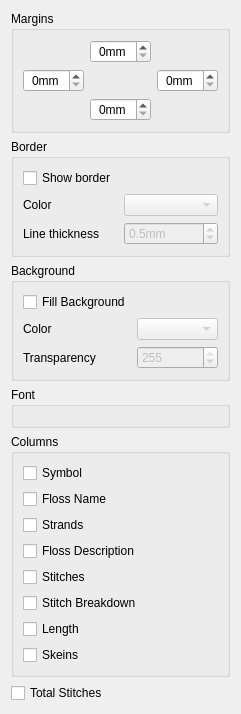
First picture: the form in ui/KeyElement.ui, repository KDE/kxstitch, before the edit.
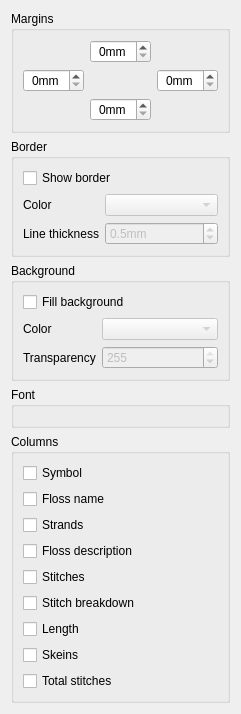
Second picture: the form after the edit. Custom widgets are drawn as their Qt base class.

Patch:
```diff
--- a/ui/KeyElement.ui
+++ b/ui/KeyElement.ui
@@ -7,13 +7,13 @@
     <x>0</x>
     <y>0</y>
     <width>237</width>
-    <height>689</height>
+    <height>650</height>
    </rect>
   </property>
   <property name="windowTitle">
    <string>Key Element Properties</string>
   </property>
-  <layout class="QVBoxLayout" name="verticalLayout_2">
+  <layout class="QVBoxLayout" name="verticalLayout">
    <item>
     <widget class="QGroupBox" name="groupBox_4">
      <property name="title">
@@ -157,36 +157,38 @@
      <property name="title">
       <string>Border</string>
      </property>
-     <layout class="QGridLayout" name="gridLayout">
-      <item row="0" column="0">
+     <layout class="QVBoxLayout" name="verticalLayout_4">
+      <item>
        <widget class="QCheckBox" name="ShowBorder">
         <property name="text">
          <string>Show border</string>
         </property>
        </widget>
       </item>
-      <item row="1" column="0">
+      <item>
+       <layout class="QFormLayout" name="formLayout_2">
+        <item row="0" column="0">
        <widget class="QLabel" name="label_2">
         <property name="text">
          <string comment="Label for color value">Color</string>
         </property>
        </widget>
       </item>
-      <item row="1" column="1">
+        <item row="0" column="1">
        <widget class="KColorCombo" name="BorderColor">
         <property name="enabled">
          <bool>false</bool>
         </property>
        </widget>
       </item>
-      <item row="2" column="0">
+        <item row="1" column="0">
        <widget class="QLabel" name="label_3">
         <property name="text">
          <string>Line thickness</string>
         </property>
        </widget>
       </item>
-      <item row="2" column="1">
+        <item row="1" column="1">
        <widget class="QDoubleSpinBox" name="BorderThickness">
         <property name="enabled">
          <bool>false</bool>
@@ -218,6 +220,8 @@
        </widget>
       </item>
      </layout>
+      </item>
+     </layout>
     </widget>
    </item>
    <item>
@@ -225,36 +229,38 @@
      <property name="title">
       <string comment="Groupbox title for background properties">Background</string>
      </property>
-     <layout class="QGridLayout" name="gridLayout_2">
-      <item row="0" column="0">
+     <layout class="QVBoxLayout" name="verticalLayout_3">
+      <item>
        <widget class="QCheckBox" name="FillBackground">
         <property name="text">
-         <string>Fill Background</string>
+         <string>Fill background</string>
         </property>
        </widget>
       </item>
-      <item row="1" column="0">
+      <item>
+       <layout class="QFormLayout" name="formLayout">
+        <item row="0" column="0">
        <widget class="QLabel" name="label_4">
         <property name="text">
          <string comment="Label for color value">Color</string>
         </property>
        </widget>
       </item>
-      <item row="1" column="1">
+        <item row="0" column="1">
        <widget class="KColorCombo" name="BackgroundColor">
         <property name="enabled">
          <bool>false</bool>
         </property>
        </widget>
       </item>
-      <item row="2" column="0">
+        <item row="1" column="0">
        <widget class="QLabel" name="label_5">
         <property name="text">
          <string>Transparency</string>
         </property>
        </widget>
       </item>
-      <item row="2" column="1">
+        <item row="1" column="1">
        <widget class="QSpinBox" name="BackgroundTransparency">
         <property name="enabled">
          <bool>false</bool>
@@ -268,6 +274,8 @@
        </widget>
       </item>
      </layout>
+      </item>
+     </layout>
     </widget>
    </item>
    <item>
@@ -287,7 +295,7 @@
      <property name="title">
       <string>Columns</string>
      </property>
-     <layout class="QVBoxLayout" name="verticalLayout">
+     <layout class="QVBoxLayout" name="verticalLayout_2">
       <item>
        <widget class="QCheckBox" name="SymbolColumn">
         <property name="text">
@@ -298,7 +306,7 @@
       <item>
        <widget class="QCheckBox" name="FlossNameColumn">
         <property name="text">
-         <string>Floss Name</string>
+         <string>Floss name</string>
         </property>
        </widget>
       </item>
@@ -312,7 +320,7 @@
       <item>
        <widget class="QCheckBox" name="FlossDescriptionColumn">
         <property name="text">
-         <string>Floss Description</string>
+         <string>Floss description</string>
         </property>
        </widget>
       </item>
@@ -326,7 +334,7 @@
       <item>
        <widget class="QCheckBox" name="StitchBreakdownColumn">
         <property name="text">
-         <string>Stitch Breakdown</string>
+         <string>Stitch breakdown</string>
         </property>
        </widget>
       </item>
@@ -344,14 +352,14 @@
         </property>
        </widget>
       </item>
-     </layout>
-    </widget>
-   </item>
    <item>
     <widget class="QCheckBox" name="TotalStitches">
      <property name="text">
-      <string>Total Stitches</string>
-     </property>
+         <string>Total stitches</string>
+        </property>
+       </widget>
+      </item>
+     </layout>
     </widget>
    </item>
   </layout>
```
Left out of the diff: 1 changed line with no effect on the pictures. Lines whose indentation alone changed are shown as unchanged.
